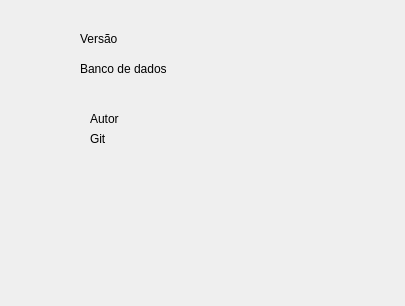
The window that frm_sobre.ui (ustop0/TCC) describes before a commit, drawn with Qt 5.
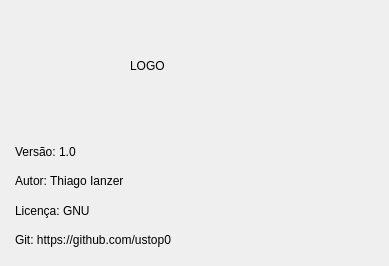
The same window after the commit.

```diff
--- a/frm_sobre.ui
+++ b/frm_sobre.ui
@@ -6,64 +6,65 @@
    <rect>
     <x>0</x>
     <y>0</y>
-    <width>405</width>
-    <height>306</height>
+    <width>389</width>
+    <height>266</height>
    </rect>
   </property>
   <property name="windowTitle">
    <string>Sobre</string>
   </property>
-  <widget class="QLabel" name="label">
+  <widget class="QLabel" name="label_4">
    <property name="geometry">
     <rect>
-     <x>80</x>
+     <x>130</x>
      <y>30</y>
-     <width>67</width>
-     <height>17</height>
+     <width>121</width>
+     <height>71</height>
     </rect>
    </property>
    <property name="text">
-    <string>Versão</string>
+    <string>LOGO</string>
    </property>
   </widget>
-  <widget class="QLabel" name="label_2">
+  <widget class="QWidget" name="">
    <property name="geometry">
     <rect>
-     <x>90</x>
-     <y>130</y>
-     <width>61</width>
-     <height>17</height>
+     <x>15</x>
+     <y>140</y>
+     <width>351</width>
+     <height>111</height>
     </rect>
    </property>
+   <layout class="QVBoxLayout" name="verticalLayout">
+    <item>
+     <widget class="QLabel" name="label">
    <property name="text">
-    <string>Git</string>
-   </property>
-  </widget>
+       <string>Versão: 1.0</string>
+      </property>
+     </widget>
+    </item>
+    <item>
   <widget class="QLabel" name="label_3">
-   <property name="geometry">
-    <rect>
-     <x>90</x>
-     <y>110</y>
-     <width>67</width>
-     <height>17</height>
-    </rect>
-   </property>
    <property name="text">
-    <string>Autor</string>
-   </property>
-  </widget>
-  <widget class="QLabel" name="label_4">
-   <property name="geometry">
-    <rect>
-     <x>80</x>
-     <y>60</y>
-     <width>111</width>
-     <height>17</height>
-    </rect>
-   </property>
+       <string>Autor: Thiago Ianzer</string>
+      </property>
+     </widget>
+    </item>
+    <item>
+     <widget class="QLabel" name="label_5">
+      <property name="text">
+       <string>Licença: GNU</string>
+      </property>
+     </widget>
+    </item>
+    <item>
+     <widget class="QLabel" name="label_2">
    <property name="text">
-    <string>Banco de dados</string>
-   </property>
+       <string>Git: https://github.com/ustop0</string>
+      </property>
+     </widget>
+    </item>
+   </layout>
   </widget>
  </widget>
  <resources/>
```
Lines whose indentation alone changed are shown as unchanged.
